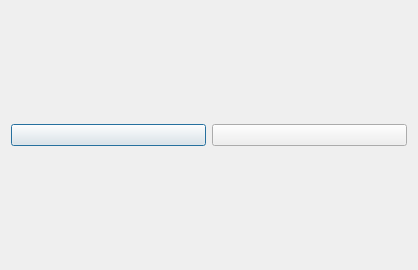
First picture: the form in ui/startscreen.ui, repository hanikesn/octopus, before the edit.
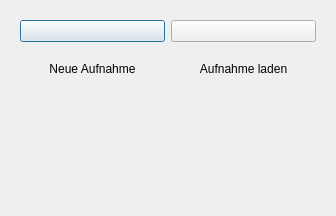
Second picture: the form after the edit. Icons and pictures are not drawn.

Commit message: Enabled StartScreen

Diff of the .ui file:
```diff
--- a/ui/startscreen.ui
+++ b/ui/startscreen.ui
@@ -6,38 +6,31 @@
    <rect>
     <x>0</x>
     <y>0</y>
-    <width>418</width>
-    <height>270</height>
+    <width>336</width>
+    <height>216</height>
    </rect>
   </property>
-  <property name="sizePolicy">
-   <sizepolicy hsizetype="Fixed" vsizetype="Fixed">
-    <horstretch>0</horstretch>
-    <verstretch>0</verstretch>
-   </sizepolicy>
-  </property>
-  <property name="minimumSize">
-   <size>
-    <width>418</width>
-    <height>270</height>
-   </size>
-  </property>
-  <property name="maximumSize">
-   <size>
-    <width>418</width>
-    <height>270</height>
-   </size>
-  </property>
   <property name="windowTitle">
-   <string>Start screen window title</string>
+   <string>Octopus</string>
+  </property>
+  <property name="sizeGripEnabled">
+   <bool>false</bool>
   </property>
   <property name="modal">
    <bool>true</bool>
   </property>
   <layout class="QGridLayout" name="gridLayout">
+   <property name="margin">
+    <number>20</number>
+   </property>
    <item row="0" column="0">
     <layout class="QHBoxLayout" name="horizontalLayout">
      <item>
+      <layout class="QVBoxLayout" name="verticalLayout_2" stretch="1,0">
+       <property name="spacing">
+        <number>20</number>
+       </property>
+       <item>
       <widget class="QPushButton" name="newButton">
        <property name="text">
         <string notr="true"/>
@@ -56,6 +49,29 @@
       </widget>
      </item>
      <item>
+        <widget class="QLabel" name="newLabel">
+         <property name="sizePolicy">
+          <sizepolicy hsizetype="Preferred" vsizetype="Preferred">
+           <horstretch>0</horstretch>
+           <verstretch>0</verstretch>
+          </sizepolicy>
+         </property>
+         <property name="text">
+          <string>Neue Aufnahme</string>
+         </property>
+         <property name="alignment">
+          <set>Qt::AlignHCenter|Qt::AlignTop</set>
+         </property>
+        </widget>
+       </item>
+      </layout>
+     </item>
+     <item>
+      <layout class="QVBoxLayout" name="verticalLayout" stretch="1,0">
+       <property name="spacing">
+        <number>20</number>
+       </property>
+       <item>
       <widget class="QPushButton" name="loadButton">
        <property name="text">
         <string notr="true"/>
@@ -72,6 +88,18 @@
         </size>
        </property>
       </widget>
+       </item>
+       <item>
+        <widget class="QLabel" name="loadLabel">
+         <property name="text">
+          <string>Aufnahme laden</string>
+         </property>
+         <property name="alignment">
+          <set>Qt::AlignHCenter|Qt::AlignTop</set>
+         </property>
+        </widget>
+       </item>
+      </layout>
      </item>
     </layout>
    </item>
```
Lines whose indentation alone changed are shown as unchanged. The commit also changes 5 other files.
